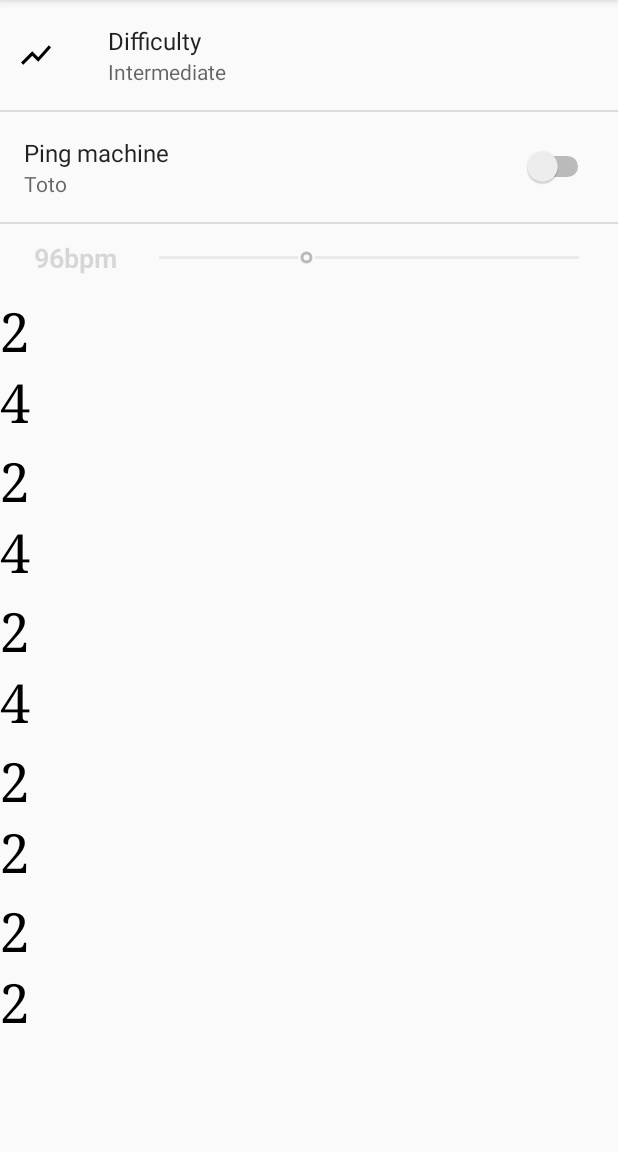
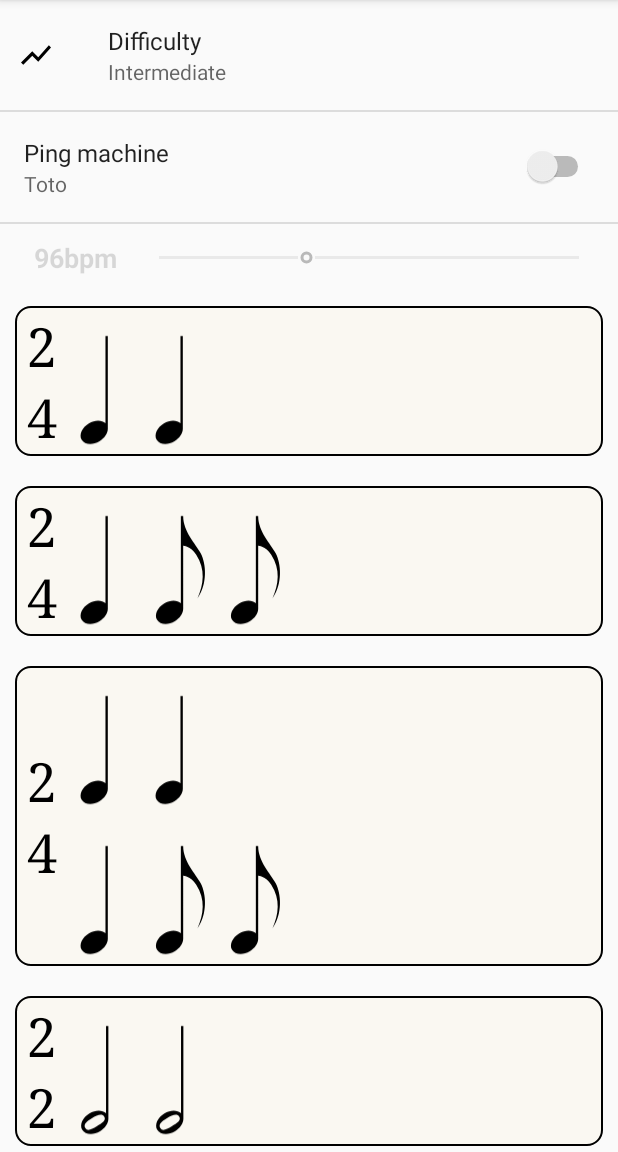
Before and after one commit to voodoos/RythmApp, an Android app: the screen it shows after launch (MainActivity), on a phone screen of 412 x 824 dp, the part 84-1236 px from its top. Run offline under Robolectric (Android 15) with nearby library versions, the phone set to English and light mode, and no system bars.

Commit message:
List of exercises show completely

```diff
--- a/app/src/main/java/fr/u31/rythm/DualHandedExercise.java
+++ b/app/src/main/java/fr/u31/rythm/DualHandedExercise.java
@@ -1,4 +1,10 @@
 package fr.u31.rythm;
+
+import android.app.Activity;
+import android.util.Log;
+import android.view.ViewGroup;
+import android.widget.LinearLayout;
+import android.widget.TextView;
 
 /**
  * Created by ulysse on 26/06/2017.
@@ -22,4 +28,20 @@ public class DualHandedExercise extends Exercise {
     Rythm getLeftRythm() {
         return r_left;
     }
+
+    LinearLayout getLayout(Activity act, ViewGroup root) {
+        if (BuildConfig.DEBUG) Log.v(TAG, "DHEx GetLayout");
+
+        LinearLayout lin = super.getLayout(act, root);
+
+        //Getting rythm container :
+        LinearLayout rc = lin.findViewById(R.id.rythm_container);
+
+        // Getting first Rythm :
+        LinearLayout rleft = r_left.getLayout(act, rc);
+
+        rc.addView(rleft);
+
+        return lin;
+    }
 }
--- a/app/src/main/java/fr/u31/rythm/Exercise.java
+++ b/app/src/main/java/fr/u31/rythm/Exercise.java
@@ -2,6 +2,7 @@ package fr.u31.rythm;
 
 import android.app.Activity;
 import android.content.Context;
+import android.util.Log;
 import android.view.View;
 import android.view.ViewGroup;
 import android.widget.LinearLayout;
@@ -31,12 +32,22 @@ public class Exercise {
     }
 
     LinearLayout getLayout(Activity act, ViewGroup root) {
+        if (BuildConfig.DEBUG) Log.v(TAG, "ExGetLayout");
+
         LinearLayout lin = (LinearLayout) act.getLayoutInflater().inflate(R.layout.template_exercise, root, false);
 
         // Setting signature :
-        LinearLayout sig = (LinearLayout) lin.getChildAt(0);
+        LinearLayout sig =  lin.findViewById(R.id.signature);//(LinearLayout) lin.getChildAt(0);
         ((TextView) sig.getChildAt(0)).setText(String.valueOf(beats));
         ((TextView) sig.getChildAt(1)).setText(String.valueOf(unit));
+
+        //Getting rythm container :
+        LinearLayout rc = lin.findViewById(R.id.rythm_container);
+
+        // Getting first Rythm :
+        LinearLayout rright = r_right.getLayout(act, rc);
+
+        rc.addView(rright);
 
         return lin;
     }
--- a/app/src/main/java/fr/u31/rythm/Rythm.java
+++ b/app/src/main/java/fr/u31/rythm/Rythm.java
@@ -1,7 +1,12 @@
 package fr.u31.rythm;
 
+import android.app.Activity;
 import android.util.Log;
 import android.util.Pair;
+import android.view.ViewGroup;
+import android.widget.ImageView;
+import android.widget.LinearLayout;
+import android.widget.TextView;
 
 import java.util.ArrayList;
 import java.util.ListIterator;
@@ -96,4 +101,46 @@ class Rythm {
 
         if ( !((double)sig.first / (double)sig.second == sum))  throw new BadRythmException();
     }
+
+    LinearLayout getLayout(Activity act, ViewGroup root) {
+        LinearLayout lin = (LinearLayout) act.getLayoutInflater().inflate(R.layout.template_rythm, root, false);
+
+        // Adding notes :
+        int idx = index, i = 0;
+        restart();
+        do {
+            // Adding one note :
+            int n = currentAndForward();
+
+            //Creating the Imageview based on the template_note
+            ImageView note = (ImageView) act.getLayoutInflater().inflate(R.layout.template_note, lin, false);
+
+            // If not the first note, set it's position relatively to the previous one :
+            /*RelativeLayout.LayoutParams lp = (RelativeLayout.LayoutParams) note.getLayoutParams();
+            if (previousNote != null) {
+                lp.addRule(RelativeLayout.RIGHT_OF, previousNote.getId());
+            }
+            else {
+                lp.addRule(RelativeLayout.RIGHT_OF, R.id.template_signature);
+            }
+            note.setLayoutParams(lp);*/
+
+            note.setId(++i);
+
+            if(n == 1) note.setImageResource(R.drawable.ic_ronde);
+            else if(n == 2) note.setImageResource(R.drawable.ic_blanche);
+            else if(n == 4) note.setImageResource(R.drawable.ic_noire);
+            else if (n == 8) note.setImageResource(R.drawable.ic_croche);
+            else if (n == 16) note.setImageResource(R.drawable.ic_double_croche);
+            else if (n == 32) note.setImageResource(R.drawable.ic_triple_croche);
+
+            if (BuildConfig.DEBUG) Log.v(TAG, "Rlayout: "+String.valueOf(n));
+            lin.addView(note);
+            //previousNote = note;
+            //if(notesViews != null) notesViews.add(note);
+        } while (!isFirst());
+        index = idx;
+
+        return lin;
+    }
 }
--- a/app/src/main/res/layout/template_exercise.xml
+++ b/app/src/main/res/layout/template_exercise.xml
@@ -1,7 +1,10 @@
 <?xml version="1.0" encoding="utf-8"?>
 <LinearLayout xmlns:android="http://schemas.android.com/apk/res/android"
+    android:id="@+id/exercise_container"
     android:layout_width="match_parent"
-    android:layout_height="100dp"
+    android:layout_height="wrap_content"
+    android:layout_margin="10dp"
+    android:background="@drawable/roundborder"
     android:gravity="left|center_vertical"
     android:orientation="horizontal">
 
@@ -12,6 +15,8 @@
         android:layout_alignParentLeft="true"
         android:layout_alignParentStart="true"
         android:layout_alignParentTop="true"
+        android:layout_marginLeft="8dp"
+        android:layout_marginRight="8dp"
         android:gravity="center_vertical|center_horizontal"
         android:orientation="vertical">
 
@@ -20,6 +25,7 @@
             android:layout_width="wrap_content"
             android:layout_height="wrap_content"
             android:fontFamily="serif"
+            android:gravity="center_vertical"
             android:text="4"
             android:textColor="@android:color/black"
             android:textSize="36sp" />
@@ -29,8 +35,21 @@
             android:layout_width="wrap_content"
             android:layout_height="wrap_content"
             android:fontFamily="serif"
+            android:gravity="center_vertical"
             android:text="4"
             android:textColor="@android:color/black"
             android:textSize="36sp" />
     </LinearLayout>
+
+    <HorizontalScrollView
+        android:id="@+id/rythm_scroll"
+        android:layout_width="match_parent"
+        android:layout_height="match_parent">
+
+        <LinearLayout
+            android:id="@+id/rythm_container"
+            android:layout_width="wrap_content"
+            android:layout_height="match_parent"
+            android:orientation="vertical" />
+    </HorizontalScrollView>
 </LinearLayout>
```
